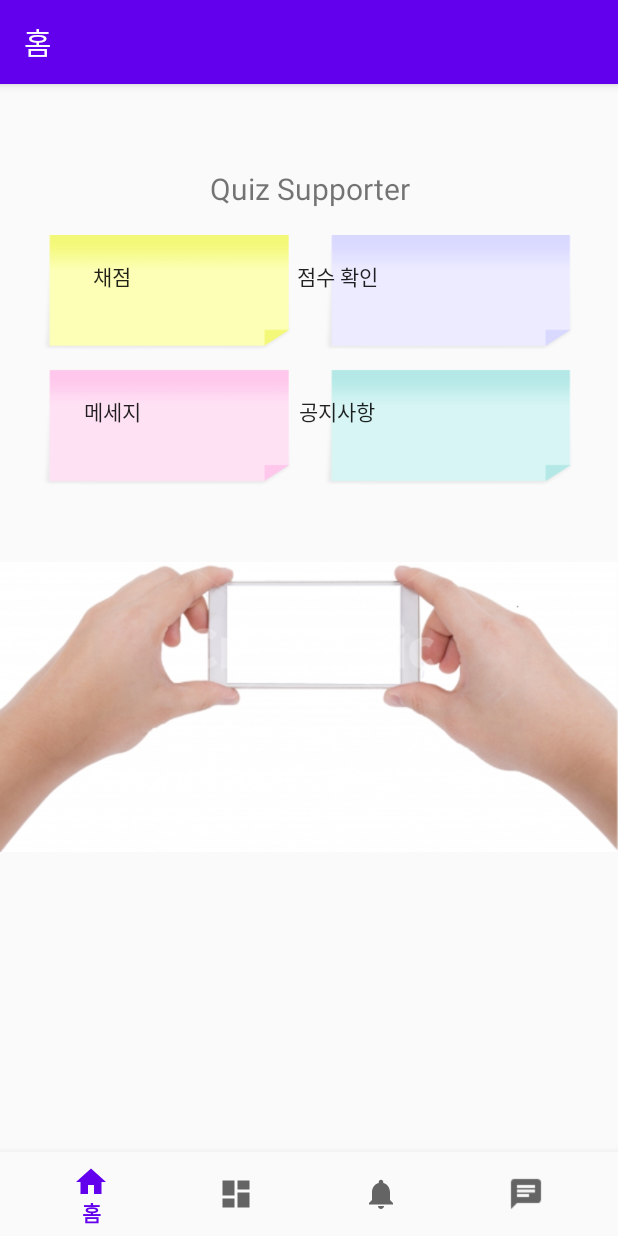
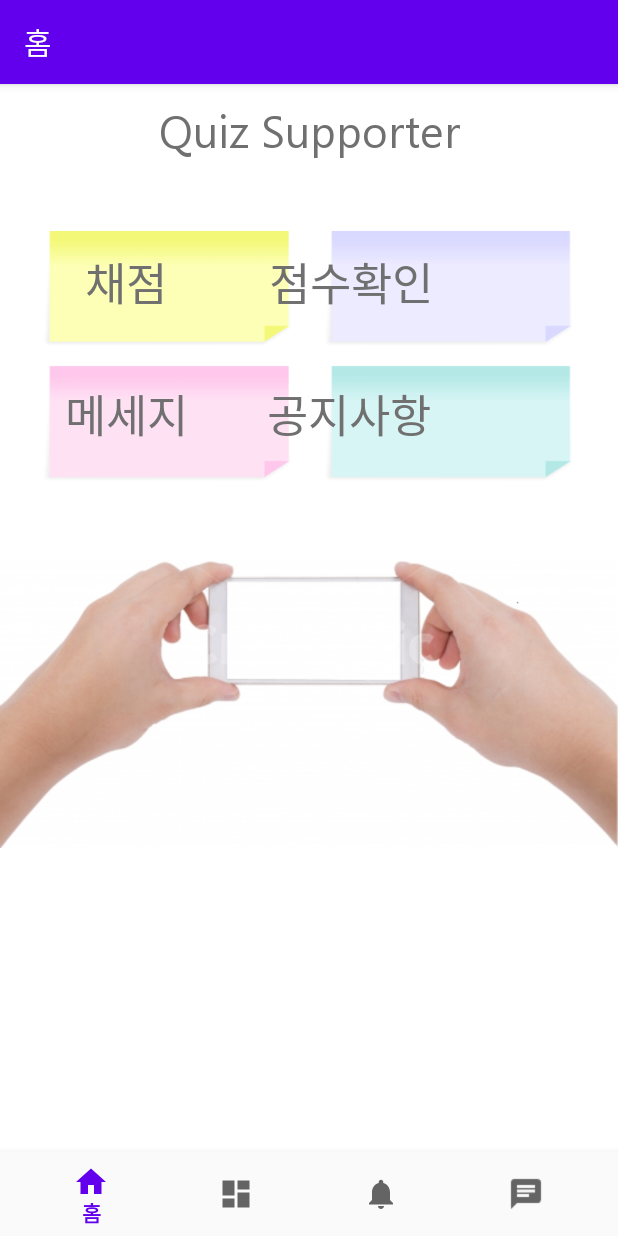
Before and after one commit to ehdrms2034/SMART_ANSWER_2020PNU, an Android app: the screen it shows after launch (MainActivity), on a phone screen of 412 x 824 dp. Run offline under Robolectric (Android 15) with nearby library versions, the phone set to English and light mode, and no system bars; our stand-ins replace navigation-ui.

Commit message:
홈 화면 디테일 완료
버튼 클릭 동작, 폰트, 디자인 설정

```diff
--- a/FrontEnd/src/SMART_ANSWER/app/src/main/java/com/example/smart_answer/ui/home/HomeFragment.java
+++ b/FrontEnd/src/SMART_ANSWER/app/src/main/java/com/example/smart_answer/ui/home/HomeFragment.java
@@ -16,22 +16,25 @@ import androidx.lifecycle.ViewModelProviders;
 
 import com.example.smart_answer.MainActivity;
 import com.example.smart_answer.R;
+import com.example.smart_answer.ui.chatting.ChattingFragment;
 import com.example.smart_answer.ui.dashboard.DashboardFragment;
+import com.example.smart_answer.ui.notifications.NotificationsFragment;
 
 public class HomeFragment extends Fragment {
 
     private HomeViewModel homeViewModel;
     private FragmentManager manager;
     private FragmentTransaction transaction;
+    private Button resultBtn, messageBtn, notificationBtn;
     public View onCreateView(@NonNull LayoutInflater inflater,
             ViewGroup container, Bundle savedInstanceState) {
         homeViewModel =
                 ViewModelProviders.of(this).get(HomeViewModel.class);
         View root = inflater.inflate(R.layout.fragment_home, container, false);
-        btnClick((Button)root.findViewById(R.id.resultBtn),1);
-        btnClick((Button)root.findViewById(R.id.scoreBtn),2);
-        btnClick((Button)root.findViewById(R.id.messageBtn),3);
-        btnClick((Button)root.findViewById(R.id.notificationBtn),4);
+
+        btnClick((Button)root.findViewById(R.id.resultBtn));
+        btnClick((Button)root.findViewById(R.id.messageBtn));
+        btnClick((Button)root.findViewById(R.id.notificationBtn));
         /*final TextView textView = root.findViewById(R.id.text_home);
         homeViewModel.getText().observe(getViewLifecycleOwner(), new Observer<String>() {
             @Override
@@ -40,25 +43,55 @@ public class HomeFragment extends Fragment {
             }
         });*/
         manager = getActivity().getSupportFragmentManager();
-        transaction = manager.beginTransaction();
+
+        //각 버튼 클릭 시 해당 fragment로 이동
+        resultBtn = (Button)root.findViewById(R.id.resultBtn);
+        resultBtn.setOnClickListener(new View.OnClickListener() {
+            @Override
+            public void onClick(View v) {
+                DashboardFragment dashboardFragment = new DashboardFragment();
+                ((MainActivity)getActivity()).getNavView().getMenu().getItem(0).setChecked(false);
+                ((MainActivity)getActivity()).getNavView().getMenu().getItem(1).setChecked(true);
+                replaceFragment(dashboardFragment);
+            }
+        });
+        notificationBtn = (Button)root.findViewById(R.id.notificationBtn);
+        notificationBtn.setOnClickListener(new View.OnClickListener() {
+            @Override
+            public void onClick(View v) {
+                NotificationsFragment notificationsFragment = new NotificationsFragment();
+                ((MainActivity)getActivity()).getNavView().getMenu().getItem(0).setChecked(false);
+                ((MainActivity)getActivity()).getNavView().getMenu().getItem(2).setChecked(true);
+                replaceFragment(notificationsFragment);
+            }
+        });
+        messageBtn = (Button)root.findViewById(R.id.messageBtn);
+        messageBtn.setOnClickListener(new View.OnClickListener() {
+            @Override
+            public void onClick(View v) {
+                ChattingFragment chattingFragment = new ChattingFragment();
+                ((MainActivity)getActivity()).getNavView().getMenu().getItem(0).setChecked(false);
+                ((MainActivity)getActivity()).getNavView().getMenu().getItem(3).setChecked(true);
+                replaceFragment(chattingFragment);
+            }
+        });
 
 
         return root;
     }
+    //fragment 이동
     private void replaceFragment(@NonNull Fragment fragment) {
         transaction = manager.beginTransaction();
         transaction.replace(R.id.nav_host_fragment, fragment);
         transaction.addToBackStack("fragment");
         transaction.commit();
     }
-    private void btnClick(Button btn,final int page){
+
+    private void btnClick(Button btn){
         btn.setOnClickListener(new View.OnClickListener() {
             @Override
             public void onClick(View v) {
                 DashboardFragment dashboardFragment = new DashboardFragment();
-                Bundle bundle = new Bundle();
-                bundle.putInt("page",page);
-                dashboardFragment.setArguments(bundle);
                 ((MainActivity)getActivity()).getNavView().getMenu().getItem(0).setChecked(false);
                 ((MainActivity)getActivity()).getNavView().getMenu().getItem(1).setChecked(true);
                 replaceFragment(dashboardFragment);
--- a/FrontEnd/src/SMART_ANSWER/app/src/main/res/layout/activity_main.xml
+++ b/FrontEnd/src/SMART_ANSWER/app/src/main/res/layout/activity_main.xml
@@ -1,18 +1,18 @@
 <?xml version="1.0" encoding="utf-8"?>
-<androidx.constraintlayout.widget.ConstraintLayout xmlns:android="http://schemas.android.com/apk/res/android"
+<androidx.constraintlayout.widget.ConstraintLayout
+    xmlns:android="http://schemas.android.com/apk/res/android"
     xmlns:app="http://schemas.android.com/apk/res-auto"
     xmlns:tools="http://schemas.android.com/tools"
     android:id="@+id/container"
     android:layout_width="match_parent"
-    android:layout_height="match_parent"
-    android:paddingTop="?attr/actionBarSize">
+    android:layout_height="match_parent">
 
     <androidx.viewpager.widget.ViewPager
         android:id="@+id/viewPager"
         android:layout_width="match_parent"
         android:layout_height="match_parent"
         app:layout_behavior="@string/appbar_scrolling_view_behavior"
-        tools:layout_editor_absoluteY="56dp" />
+        app:layout_constraintTop_toTopOf="parent" />
 
     <com.google.android.material.bottomnavigation.BottomNavigationView
         android:id="@+id/nav_view"
@@ -35,8 +35,7 @@
         app:layout_constraintBottom_toTopOf="@id/nav_view"
         app:layout_constraintLeft_toLeftOf="parent"
         app:layout_constraintRight_toRightOf="parent"
-        app:layout_constraintTop_toTopOf="parent"
-        app:navGraph="@navigation/mobile_navigation"
-    />
+        app:layout_constraintTop_toBottomOf="parent"
+        app:navGraph="@navigation/mobile_navigation" />
 
 </androidx.constraintlayout.widget.ConstraintLayout>
--- a/FrontEnd/src/SMART_ANSWER/app/src/main/res/layout/fragment_chatting.xml
+++ b/FrontEnd/src/SMART_ANSWER/app/src/main/res/layout/fragment_chatting.xml
@@ -5,6 +5,7 @@
     xmlns:tools="http://schemas.android.com/tools"
     android:layout_width="match_parent"
     android:layout_height="match_parent"
+    android:background="#ffffff"
     tools:context=".ui.chatting.ChattingFragment" >
     <TextView
         android:id="@+id/text_chatting"
@@ -15,6 +16,7 @@
         android:layout_marginEnd="8dp"
         android:textAlignment="center"
         android:textSize="20sp"
+        android:background="#ffffff"
         app:layout_constraintEnd_toEndOf="parent"
         app:layout_constraintStart_toStartOf="parent"
         app:layout_constraintTop_toTopOf="parent"
--- a/FrontEnd/src/SMART_ANSWER/app/src/main/res/layout/fragment_home.xml
+++ b/FrontEnd/src/SMART_ANSWER/app/src/main/res/layout/fragment_home.xml
@@ -5,48 +5,60 @@
     xmlns:tools="http://schemas.android.com/tools"
     android:layout_width="match_parent"
     android:layout_height="match_parent"
+    android:background="#ffffff"
     tools:context=".ui.home.HomeFragment" >
     <LinearLayout
         android:layout_width="match_parent"
         android:layout_height="match_parent"
+        android:background="#ffffff"
         android:orientation="vertical">
     <TextView
         android:layout_width="match_parent"
         android:layout_height="wrap_content"
+        android:layout_marginTop="10dp"
+        android:background="#ffffff"
         android:gravity="center"
         android:text="Quiz Supporter"
-        android:textSize="20dp"
+        android:textSize="30sp"
+        android:fontFamily="@font/segoeui"
+        android:textColor="#707070"
         tools:ignore="MissingConstraints" />
 
     <LinearLayout
         android:layout_width="wrap_content"
         android:layout_height="200dp"
+        android:layout_marginTop="30dp"
         android:background="@drawable/home_background"
         android:orientation="vertical"
-        tools:ignore="MissingConstraints"
-        tools:layout_editor_absoluteY="136dp">
+        tools:ignore="MissingConstraints">
         <LinearLayout
             android:layout_width="match_parent"
             android:layout_height="wrap_content"
-            android:layout_marginTop="20dp"
+            android:layout_marginTop="27dp"
             android:background="#00ff0000"
             android:orientation="horizontal">
             <Button
-                android:id="@+id/resultBtn"
-                android:layout_width="70dp"
-                android:layout_height="50dp"
+                android:id="@+id/photoBtn"
+                android:layout_width="wrap_content"
+                android:layout_height="wrap_content"
                 android:layout_marginLeft="40dp"
                 android:background="#00ff0000"
                 android:stateListAnimator="@null"
-                android:text="채점" />
+                android:text="채점"
+                android:textSize="30sp"
+                android:fontFamily="@font/segoeui"
+                android:textColor="#707070"/>
             <Button
-                android:id="@+id/scoreBtn"
-                android:layout_width="70dp"
-                android:layout_height="50dp"
-                android:layout_marginLeft="80dp"
+                android:id="@+id/resultBtn"
+                android:layout_width="wrap_content"
+                android:layout_height="wrap_content"
+                android:layout_marginLeft="51dp"
                 android:background="#00ff0000"
                 android:stateListAnimator="@null"
-                android:text="점수 확인" />
+                android:text="점수확인"
+                android:textSize="30sp"
+                android:fontFamily="@font/segoeui"
+                android:textColor="#707070"/>
         </LinearLayout>
         <LinearLayout
             android:layout_width="match_parent"
@@ -56,27 +68,33 @@
             android:orientation="horizontal">
             <Button
                 android:id="@+id/messageBtn"
-                android:layout_width="70dp"
-                android:layout_height="50dp"
+                android:layout_width="wrap_content"
+                android:layout_height="wrap_content"
                 android:layout_marginLeft="40dp"
                 android:background="#00ff0000"
                 android:stateListAnimator="@null"
-                android:text="메세지" />
+                android:text="메세지"
+                android:textSize="30sp"
+                android:fontFamily="@font/segoeui"
+                android:textColor="#707070"/>
             <Button
                 android:id="@+id/notificationBtn"
-                android:layout_width="70dp"
-                android:layout_height="50dp"
-                android:layout_marginLeft="80dp"
+                android:layout_width="wrap_content"
+                android:layout_height="wrap_content"
+                android:layout_marginLeft="50dp"
                 android:background="#00ff0000"
                 android:stateListAnimator="@null"
-                android:text="공지사항" />
+                android:text="공지사항"
+                android:textSize="30sp"
+                android:fontFamily="@font/segoeui"
+                android:textColor="#707070"/>
         </LinearLayout>
     </LinearLayout>
     <ImageView
         android:layout_width="wrap_content"
         android:layout_height="wrap_content"
         android:src="@drawable/home_background_2"
-        tools:ignore="MissingConstraints"
-        tools:layout_editor_absoluteY="597dp" />
+        android:background="#ffffff"
+        tools:ignore="MissingConstraints" />
     </LinearLayout>
 </androidx.constraintlayout.widget.ConstraintLayout>
--- a/FrontEnd/src/SMART_ANSWER/app/src/main/res/layout/fragment_notifications.xml
+++ b/FrontEnd/src/SMART_ANSWER/app/src/main/res/layout/fragment_notifications.xml
@@ -4,7 +4,8 @@
     xmlns:app="http://schemas.android.com/apk/res-auto"
     xmlns:tools="http://schemas.android.com/tools"
     android:layout_width="match_parent"
-    android:layout_height="match_parent">
+    android:layout_height="match_parent"
+    android:background="#ffffff">
 
     <androidx.recyclerview.widget.RecyclerView
         android:layout_marginLeft="30dp"
@@ -12,6 +13,7 @@
         android:id="@+id/betweenClassRecycler"
         android:layout_width="match_parent"
         android:layout_height="wrap_content"
+        android:background="#ffffff"
         android:orientation="horizontal"
         android:scrollbars="horizontal"
         app:layout_constraintBottom_toBottomOf="parent"
```
Also changed, not shown: FrontEnd/src/SMART_ANSWER/app/src/main/java/com/example/smart_answer/MainActivity.java (+10 -1 lines), FrontEnd/src/SMART_ANSWER/app/src/main/res/font/font.xml (added, +11 -0 lines), FrontEnd/src/SMART_ANSWER/app/src/main/res/layout/fragment_dashboard.xml (+9 -4 lines), FrontEnd/src/SMART_ANSWER/app/src/main/res/font/segoeui.TTF (added).
